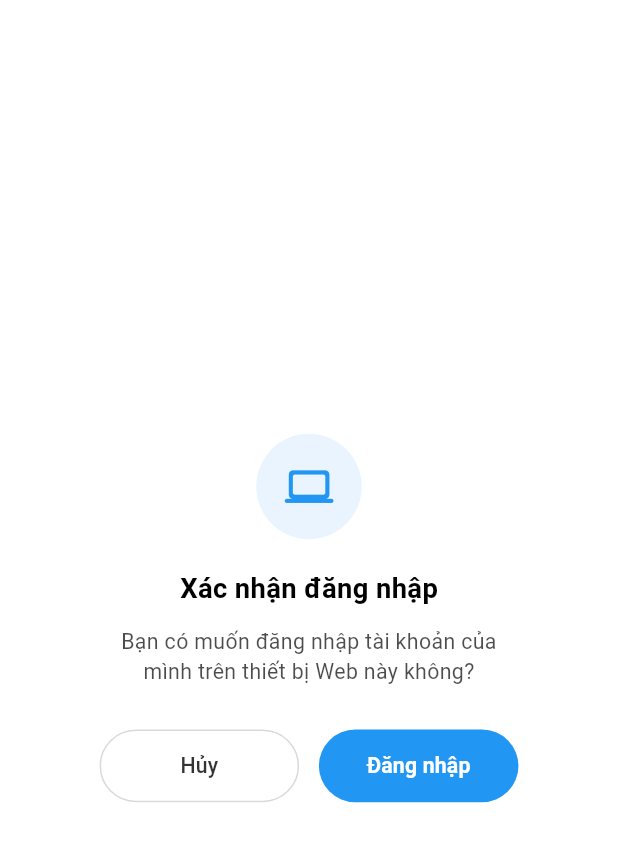
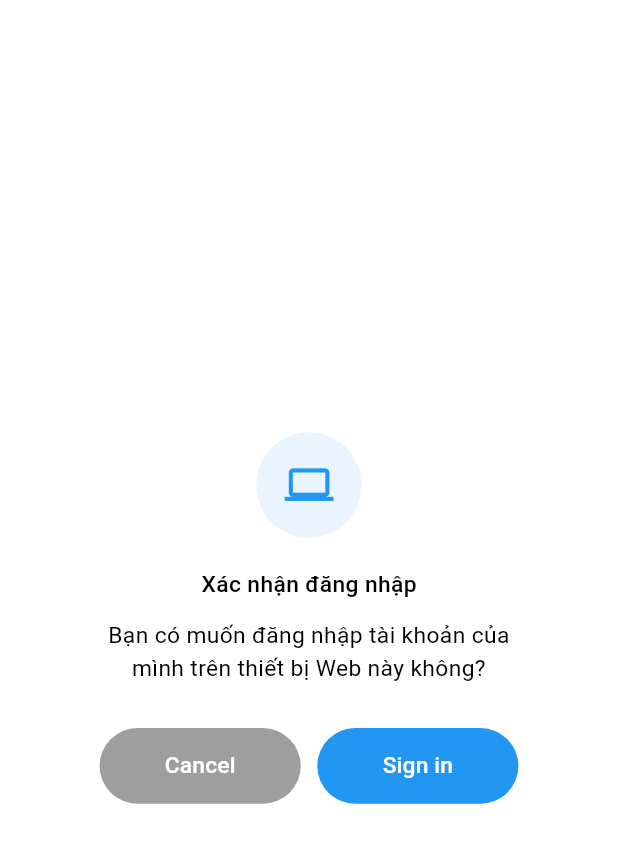
Before and after one commit to bachocodehihi/SocialNetwork, a Flutter app: the SignInWebsiteDialog widget shown alone on an empty page, opened directly with empty values, on a phone screen of 412 x 824 dp. Shown: the top 843 px of the screen. Run offline on Flutter 3.47's test engine with Material 3 defaults, Android fonts, the phone set to English and light mode, and no system bars; our stand-ins replace audioplayers, connectivity_plus, country_picker, dio, firebase_core, firebase_messaging and 7 more; missing offline and left inert: flutter_webrtc, mobile_scanner; accounts and stored records are empty.

Commit message:
fix flutter

```diff
--- a/Command.txt
+++ b/Command.txt
@@ -22,9 +22,7 @@ node src/server.js
 git status
 git add .
 git commit -m ""
-git push origin repair-backend
-
+git push origin repair-website:repair-app --force
 
 git push origin main
-git add
 git clone
--- a/Flutter/socialnetwork_app/lib/app/pages/scanner/scanner_view.dart
+++ b/Flutter/socialnetwork_app/lib/app/pages/scanner/scanner_view.dart
@@ -44,7 +44,6 @@ class _ScannerViewState extends State<ScannerView> {
     controller.pauseScanning();
     _scannerController.stop();
 
-    // Check if it's a QR code sign-in session
     try {
       final decodedJson = jsonDecode(qrValue);
       if (decodedJson is Map &&
@@ -60,7 +59,6 @@ class _ScannerViewState extends State<ScannerView> {
           builder: (context) => SignInWebsiteDialog(
             sessionId: sessionId,
             onCancel: () {
-              // Dialog closed, scanning will resume
             },
             onSuccess: () {
               ScaffoldMessenger.of(context).showSnackBar(
@@ -78,7 +76,7 @@ class _ScannerViewState extends State<ScannerView> {
         return;
       }
     } catch (_) {
-      // Not a QR Login JSON, proceed to original flow
+
     }
 
     final userData = await controller.fetchUserByQrCode(qrValue);
--- a/Flutter/socialnetwork_app/lib/app/widgets/dialog/signin/signin_view.dart
+++ b/Flutter/socialnetwork_app/lib/app/widgets/dialog/signin/signin_view.dart
@@ -68,7 +68,7 @@ class _SignInWebsiteDialogState extends State<SignInWebsiteDialog> {
                     shape: BoxShape.circle,
                   ),
                   child: Icon(
-                    Icons.computer_rounded,
+                    Icons.computer_outlined,
                     size: 32.sp,
                     color: Colors.blue,
                   ),
@@ -77,8 +77,8 @@ class _SignInWebsiteDialogState extends State<SignInWebsiteDialog> {
                 Text(
                   'Xác nhận đăng nhập',
                   style: TextStyle(
-                    fontSize: 18.sp,
-                    fontWeight: FontWeight.bold,
+                    fontSize: 15.sp,
+                    fontWeight: FontWeight.w500,
                     color: cs.onSurface,
                   ),
                 ),
@@ -87,9 +87,8 @@ class _SignInWebsiteDialogState extends State<SignInWebsiteDialog> {
                   'Bạn có muốn đăng nhập tài khoản của mình trên thiết bị Web này không?',
                   textAlign: TextAlign.center,
                   style: TextStyle(
-                    fontSize: 14.sp,
-                    color: cs.onSurface.withValues(alpha: 0.7),
-                    height: 1.4,
+                    fontSize: 15.sp,
+                    color: cs.onSurface,
                   ),
                 ),
                 if (controller.errorMessage != null) ...[
@@ -114,32 +113,66 @@ class _SignInWebsiteDialogState extends State<SignInWebsiteDialog> {
                 SizedBox(height: 28.h),
                 Row(
                   children: [
+                    // Expanded(
+                    //   child: MouseRegion(
+                    //     cursor: SystemMouseCursors.click,
+                    //     child: OutlinedButton(
+                    //       style: OutlinedButton.styleFrom(
+                    //         padding: EdgeInsets.symmetric(vertical: 14.h),
+                    //         shape: RoundedRectangleBorder(
+                    //           borderRadius: BorderRadius.circular(30.r),
+                    //         ),
+                    //         side: BorderSide(color: cs.onSurface.withValues(alpha: 0.15)),
+                    //       ),
+                    //       onPressed: controller.isLoading
+                    //           ? null
+                    //           : () => controller.cancelSignIn(context),
+                    //       child: Text(
+                    //         'Hủy',
+                    //         style: TextStyle(
+                    //           fontSize: 15.sp,
+                    //           color: Colors.white,
+                    //         ),
+                    //       ),
+                    //     ),
+                    //   ),
+                    // ),
                     Expanded(
                       child: MouseRegion(
                         cursor: SystemMouseCursors.click,
-                        child: OutlinedButton(
-                          style: OutlinedButton.styleFrom(
+                        child: ElevatedButton(
+                          style: ElevatedButton.styleFrom(
+                            backgroundColor: Colors.grey,
+                            foregroundColor: Colors.white,
                             padding: EdgeInsets.symmetric(vertical: 14.h),
                             shape: RoundedRectangleBorder(
                               borderRadius: BorderRadius.circular(30.r),
                             ),
-                            side: BorderSide(color: cs.onSurface.withValues(alpha: 0.15)),
+                            elevation: 0,
                           ),
                           onPressed: controller.isLoading
                               ? null
                               : () => controller.cancelSignIn(context),
-                          child: Text(
-                            'Hủy',
-                            style: TextStyle(
-                              color: cs.onSurface.withValues(alpha: 0.8),
-                              fontSize: 14.sp,
-                              fontWeight: FontWeight.w500,
-                            ),
-                          ),
+                          child: controller.isLoading
+                              ? SizedBox(
+                                  width: 18.w,
+                                  height: 18.w,
+                                  child: const CircularProgressIndicator(
+                                    color: Colors.white,
+                                    strokeWidth: 2,
+                                  ),
+                                )
+                              : Text(
+                                  'Cancel',
+                                  style: TextStyle(
+                                    fontSize: 15.sp,
+                                    color: Colors.white,
+                                  ),
+                                ),
                         ),
                       ),
                     ),
-                    SizedBox(width: 12.w),
+                    SizedBox(width: 10.w),
                     Expanded(
                       child: MouseRegion(
                         cursor: SystemMouseCursors.click,
@@ -166,10 +199,10 @@ class _SignInWebsiteDialogState extends State<SignInWebsiteDialog> {
                                   ),
                                 )
                               : Text(
-                                  'Đăng nhập',
+                                  'Sign in',
                                   style: TextStyle(
-                                    fontSize: 14.sp,
-                                    fontWeight: FontWeight.bold,
+                                    fontSize: 15.sp,
+                                    color: Colors.white,
                                   ),
                                 ),
                         ),
```
Also changed, not shown: 1 other file.
